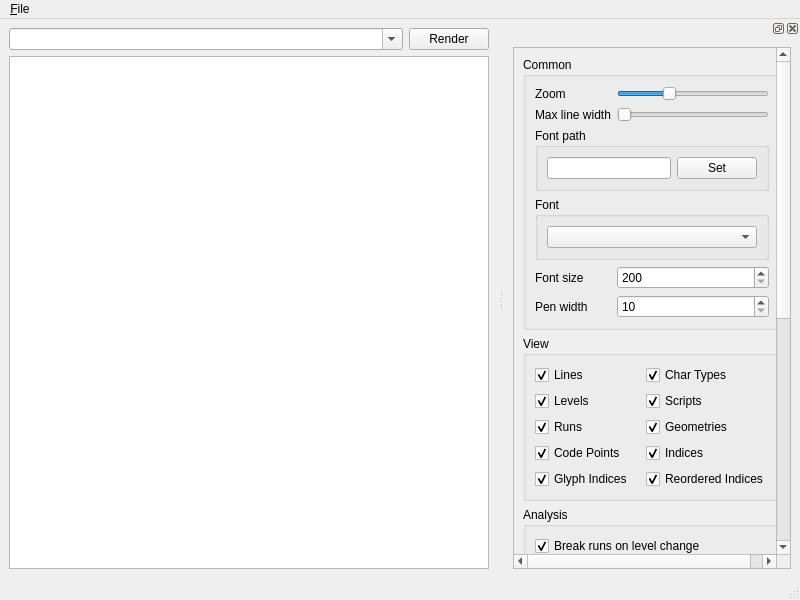
Old version of the form mainwindow.ui in the repository salshaaban/BidiRenderer.
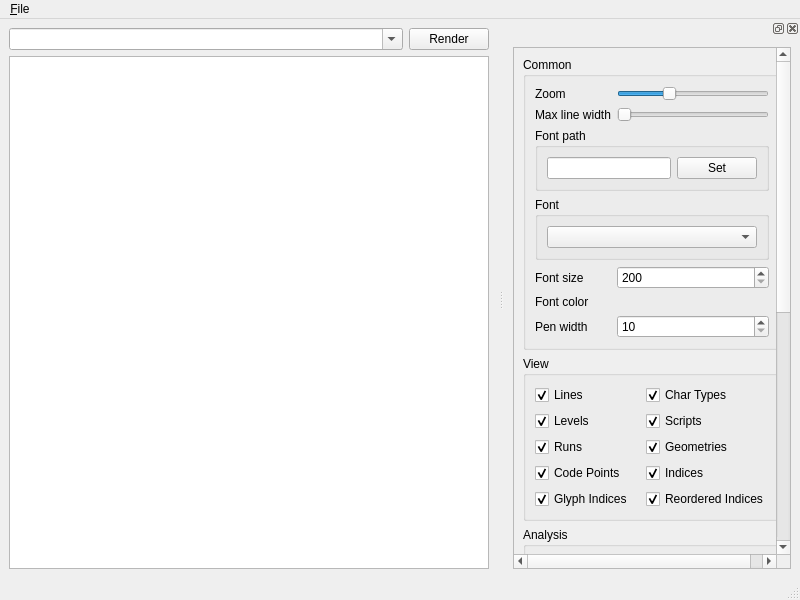
New version of the form. Custom widgets are drawn as their Qt base class.

Commit message: added font color picker

Diff of the .ui file:
```diff
--- a/mainwindow.ui
+++ b/mainwindow.ui
@@ -80,9 +80,9 @@
         <property name="geometry">
          <rect>
           <x>0</x>
-          <y>-290</y>
+          <y>-109</y>
           <width>332</width>
-          <height>1039</height>
+          <height>1062</height>
          </rect>
         </property>
         <layout class="QVBoxLayout" name="verticalLayout_3">
@@ -156,6 +156,13 @@
               </layout>
              </widget>
             </item>
+            <item row="4" column="0">
+             <widget class="QLabel" name="fontSizeLabel">
+              <property name="text">
+               <string>Font size</string>
+              </property>
+             </widget>
+            </item>
             <item row="3" column="0" colspan="2">
              <widget class="QGroupBox" name="fontGB">
               <property name="title">
@@ -168,10 +175,10 @@
               </layout>
              </widget>
             </item>
-            <item row="4" column="0">
-             <widget class="QLabel" name="fontSizeLabel">
+            <item row="6" column="0">
+             <widget class="QLabel" name="penWidthLabel">
               <property name="text">
-               <string>Font size</string>
+               <string>Pen width</string>
               </property>
              </widget>
             </item>
@@ -191,14 +198,7 @@
               </property>
              </widget>
             </item>
-            <item row="5" column="0">
-             <widget class="QLabel" name="penWidthLabel">
-              <property name="text">
-               <string>Pen width</string>
-              </property>
-             </widget>
-            </item>
-            <item row="5" column="1">
+            <item row="6" column="1">
              <widget class="QSpinBox" name="penWidthSB">
               <property name="minimum">
                <number>10</number>
@@ -211,6 +211,20 @@
               </property>
              </widget>
             </item>
+            <item row="5" column="0">
+             <widget class="QLabel" name="fontColorLabel">
+              <property name="text">
+               <string>Font color</string>
+              </property>
+             </widget>
+            </item>
+            <item row="5" column="1">
+             <widget class="ColorPicker" name="fontColorPickerLabel">
+              <property name="text">
+               <string/>
+              </property>
+             </widget>
+            </item>
            </layout>
           </widget>
          </item>
```
The commit also changes 3 other files.
